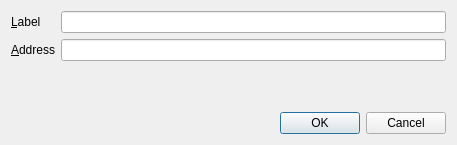
Qt form src/qt/forms/editaddressdialog.ui (ocminer/fibre) before a commit.
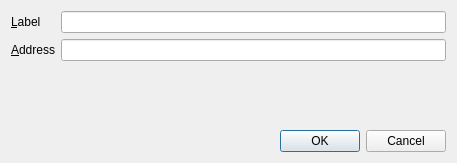
The same form after that commit. Icons and pictures are not drawn.

Diff of the .ui file:
```diff
--- a/src/qt/forms/editaddressdialog.ui
+++ b/src/qt/forms/editaddressdialog.ui
@@ -7,7 +7,7 @@
     <x>0</x>
     <y>0</y>
     <width>457</width>
-    <height>145</height>
+    <height>163</height>
    </rect>
   </property>
   <property name="windowTitle">
```
Left out of the diff: 221 changed lines with no effect on the pictures.
